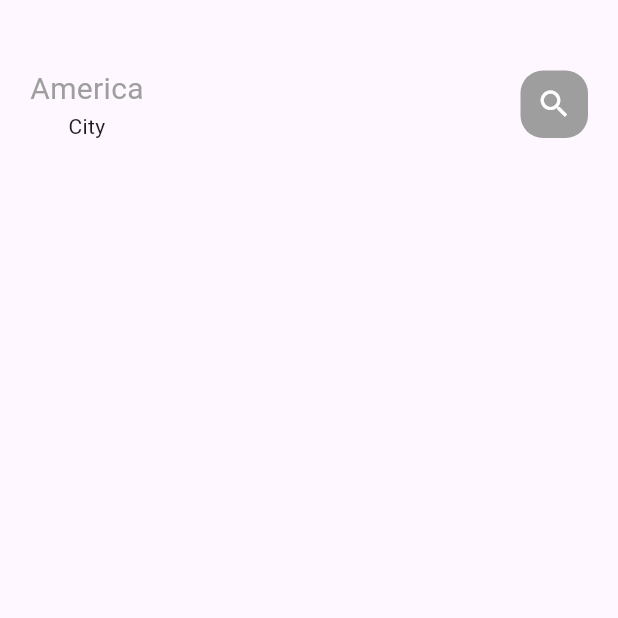
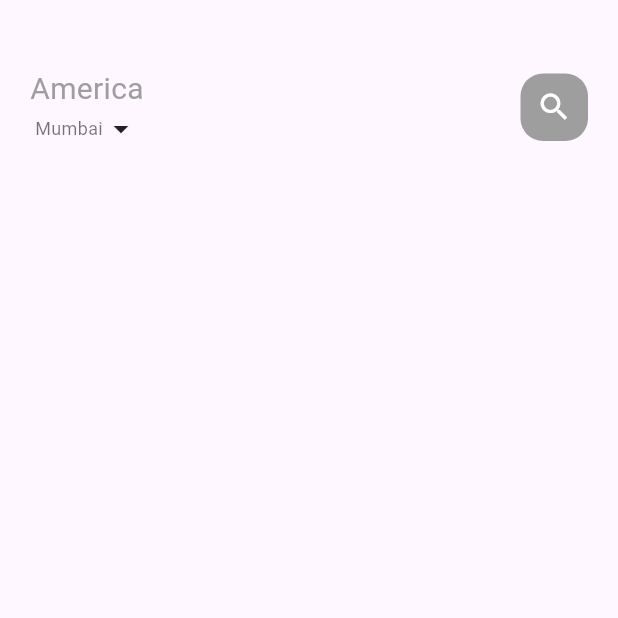
Before and after one commit to prashantmanna/flutter_food_delivery_app, a Flutter app: the screen it shows after launch, on a phone screen of 412 x 824 dp, the top half of it. Run offline on Flutter 3.47's test engine with Material 3 defaults, Android fonts, the phone set to English and light mode, and no system bars; Roboto replaces fonts that are missing (Poppins).

Commit message:
first commit

```diff
--- a/lib/home/MyHomePage.dart
+++ b/lib/home/MyHomePage.dart
@@ -1,5 +1,6 @@
 import 'package:flutter/material.dart';
 import 'package:flutter_food_delivery_app/widgets/bigText.dart';
+import 'package:flutter_food_delivery_app/widgets/small_text.dart';
 
 class Myhomepage extends StatefulWidget {
   const Myhomepage({super.key});
@@ -24,7 +25,12 @@ class _MyhomepageState extends State<Myhomepage> {
                   Column(
                     children: [
                       Bigtext(text: "America",color: Colors.grey,),
-                      Text("City")
+                      Row(
+                        children: [
+                          small_text(text: "Mumbai",color: Colors.black54,),
+                          Icon(Icons.arrow_drop_down)
+                        ],
+                      )
                     ],
                   ),
                   Center(
--- a/lib/widgets/bigText.dart
+++ b/lib/widgets/bigText.dart
@@ -14,6 +14,7 @@ class Bigtext extends StatelessWidget {
     return Text(
       text,
       overflow: overflow,
+      maxLines: 1,
       style: TextStyle(
         color: color,
         fontWeight: FontWeight.w400,
--- a/lib/widgets/small_text.dart
+++ b/lib/widgets/small_text.dart
@@ -4,21 +4,21 @@ class small_text extends StatelessWidget {
   Color? color;
   final String text;
   double size;
-  TextOverflow overflow;
-  small_text({super.key, this.color = const Color(0xff332d2d), required this.text,
-    this.size = 20,
-    this.overflow = TextOverflow.ellipsis});
+  double height;
+  small_text({super.key, this.color = const Color(0xffccc7c5), required this.text,
+    this.size = 12,
+    this.height = 1.2
+  });
 
   @override
   Widget build(BuildContext context) {
     return Text(
       text,
-      overflow: overflow,
       style: TextStyle(
           color: color,
-          fontWeight: FontWeight.w400,
-          fontFamily:"Poppins",
-          fontSize: size
+          fontFamily:"Roboto",
+          fontSize: size,
+          height: height
       ),
     );
   }
```
